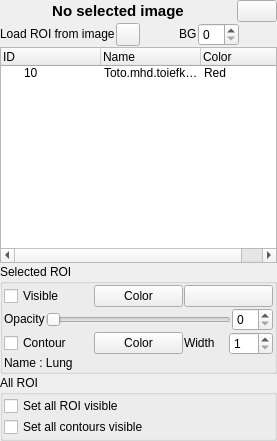
The window that vv/qt_ui/vvToolStructureSetManager.ui (open-vv/vv) describes before a commit, drawn with Qt 5.
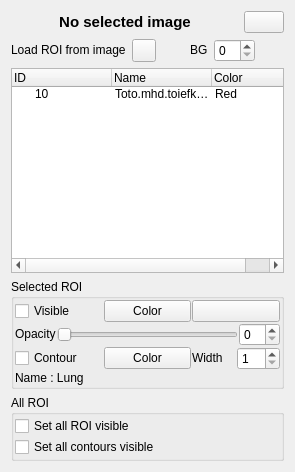
The same window after the commit. Icons and pictures are not drawn.

Diff of the .ui file:
```diff
--- a/vv/qt_ui/vvToolStructureSetManager.ui
+++ b/vv/qt_ui/vvToolStructureSetManager.ui
@@ -6,8 +6,8 @@
    <rect>
     <x>0</x>
     <y>0</y>
-    <width>277</width>
-    <height>441</height>
+    <width>295</width>
+    <height>472</height>
    </rect>
   </property>
   <property name="sizePolicy">
@@ -26,14 +26,11 @@
    <string>Form</string>
   </property>
   <layout class="QVBoxLayout" name="verticalLayout_3">
-   <property name="spacing">
-    <number>1</number>
-   </property>
-   <property name="margin">
-    <number>0</number>
-   </property>
    <item>
     <layout class="QHBoxLayout" name="horizontalLayout_2">
+     <property name="sizeConstraint">
+      <enum>QLayout::SetFixedSize</enum>
+     </property>
      <item>
       <spacer name="horizontalSpacer">
        <property name="orientation">
```
